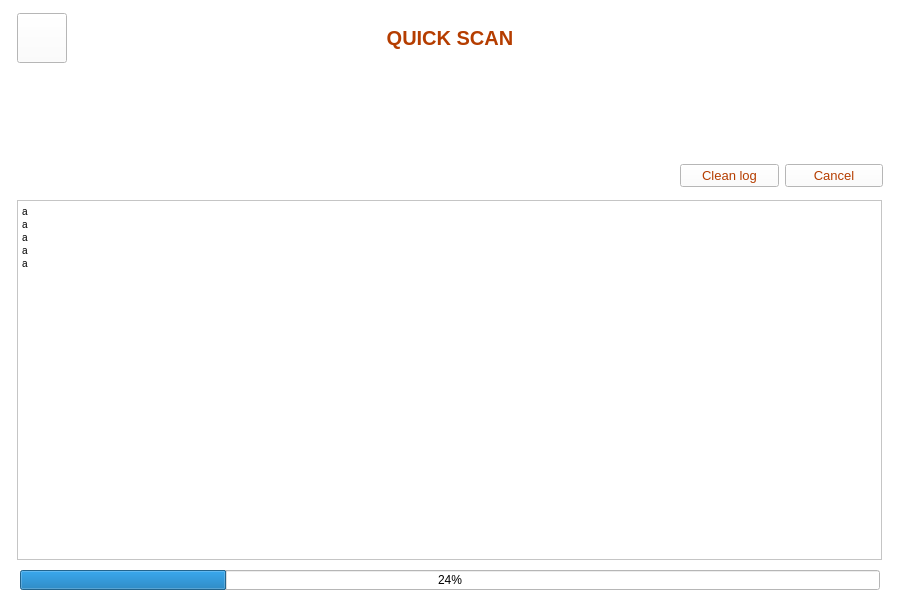
Above: TAV/views/quickscan.ui from devLeoStark/TAV before the change. Below: the same form after it.
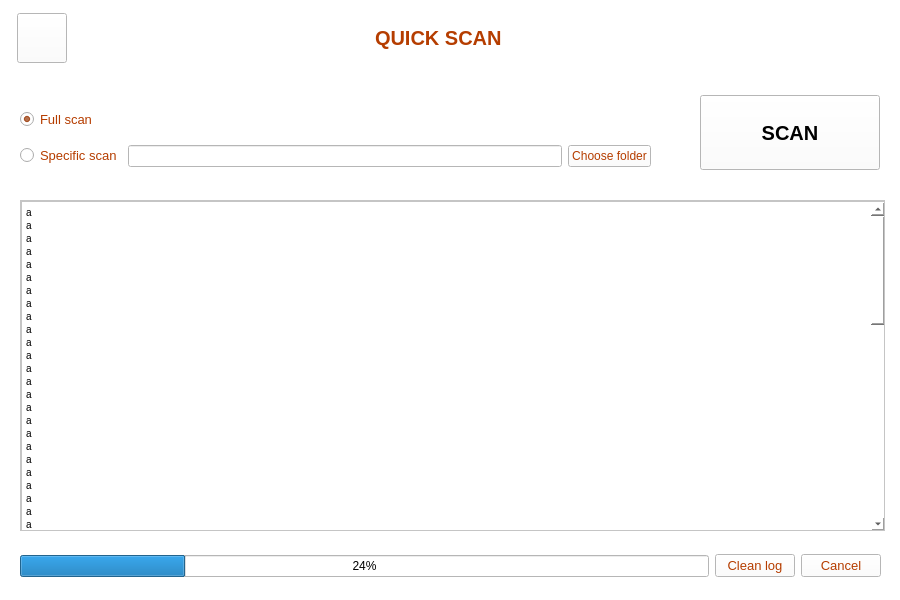
That is the form after the change. Icons and pictures are not drawn.

Commit message: quickscan display

Diff of the .ui file:
```diff
--- a/TAV/views/quickscan.ui
+++ b/TAV/views/quickscan.ui
@@ -10,6 +10,12 @@
     <height>600</height>
    </rect>
   </property>
+  <property name="sizePolicy">
+   <sizepolicy hsizetype="Preferred" vsizetype="Preferred">
+    <horstretch>0</horstretch>
+    <verstretch>0</verstretch>
+   </sizepolicy>
+  </property>
   <property name="minimumSize">
    <size>
     <width>900</width>
@@ -28,11 +34,17 @@
   <property name="styleSheet">
    <string notr="true">background-color: rgb(255, 255, 255);</string>
   </property>
+  <property name="iconSize">
+   <size>
+    <width>30</width>
+    <height>30</height>
+   </size>
+  </property>
   <widget class="QWidget" name="centralwidget">
    <widget class="QLabel" name="label">
     <property name="geometry">
      <rect>
-      <x>275</x>
+      <x>300</x>
       <y>0</y>
       <width>75</width>
       <height>75</height>
@@ -51,9 +63,9 @@
    <widget class="QLabel" name="label_2">
     <property name="geometry">
      <rect>
-      <x>350</x>
+      <x>375</x>
       <y>0</y>
-      <width>200</width>
+      <width>180</width>
       <height>75</height>
      </rect>
     </property>
@@ -64,6 +76,9 @@
       <bold>true</bold>
      </font>
     </property>
+    <property name="layoutDirection">
+     <enum>Qt::LeftToRight</enum>
+    </property>
     <property name="styleSheet">
      <string notr="true">color: rgb(181, 61, 0);</string>
     </property>
@@ -71,7 +86,7 @@
      <string>QUICK SCAN</string>
     </property>
     <property name="alignment">
-     <set>Qt::AlignCenter</set>
+     <set>Qt::AlignLeading|Qt::AlignLeft|Qt::AlignVCenter</set>
     </property>
    </widget>
    <widget class="QPushButton" name="pushButton">
@@ -100,51 +115,29 @@
      </size>
     </property>
    </widget>
-   <widget class="QTextBrowser" name="textBrowser">
-    <property name="geometry">
-     <rect>
-      <x>17</x>
-      <y>200</y>
-      <width>865</width>
-      <height>360</height>
-     </rect>
-    </property>
-    <property name="html">
-     <string>&lt;!DOCTYPE HTML PUBLIC &quot;-//W3C//DTD HTML 4.0//EN&quot; &quot;http://www.w3.org/TR/REC-html40/strict.dtd&quot;&gt;
-&lt;html&gt;&lt;head&gt;&lt;meta name=&quot;qrichtext&quot; content=&quot;1&quot; /&gt;&lt;style type=&quot;text/css&quot;&gt;
-p, li { white-space: pre-wrap; }
-&lt;/style&gt;&lt;/head&gt;&lt;body style=&quot; font-family:'MS Shell Dlg 2'; font-size:7.8pt; font-weight:400; font-style:normal;&quot;&gt;
-&lt;p style=&quot; margin-top:0px; margin-bottom:0px; margin-left:0px; margin-right:0px; -qt-block-indent:0; text-indent:0px;&quot;&gt;a&lt;/p&gt;
-&lt;p style=&quot; margin-top:0px; margin-bottom:0px; margin-left:0px; margin-right:0px; -qt-block-indent:0; text-indent:0px;&quot;&gt;a&lt;/p&gt;
-&lt;p style=&quot; margin-top:0px; margin-bottom:0px; margin-left:0px; margin-right:0px; -qt-block-indent:0; text-indent:0px;&quot;&gt;a&lt;/p&gt;
-&lt;p style=&quot; margin-top:0px; margin-bottom:0px; margin-left:0px; margin-right:0px; -qt-block-indent:0; text-indent:0px;&quot;&gt;a&lt;/p&gt;
-&lt;p style=&quot; margin-top:0px; margin-bottom:0px; margin-left:0px; margin-right:0px; -qt-block-indent:0; text-indent:0px;&quot;&gt;a&lt;/p&gt;
-&lt;p style=&quot;-qt-paragraph-type:empty; margin-top:0px; margin-bottom:0px; margin-left:0px; margin-right:0px; -qt-block-indent:0; text-indent:0px;&quot;&gt;&lt;br /&gt;&lt;/p&gt;&lt;/body&gt;&lt;/html&gt;</string>
-    </property>
-   </widget>
-   <widget class="QProgressBar" name="progressBar">
-    <property name="geometry">
-     <rect>
-      <x>20</x>
-      <y>570</y>
-      <width>860</width>
-      <height>20</height>
-     </rect>
-    </property>
-    <property name="value">
-     <number>24</number>
-    </property>
-   </widget>
    <widget class="QWidget" name="horizontalLayoutWidget">
     <property name="geometry">
      <rect>
-      <x>680</x>
-      <y>160</y>
-      <width>203</width>
+      <x>20</x>
+      <y>550</y>
+      <width>861</width>
       <height>32</height>
      </rect>
     </property>
     <layout class="QHBoxLayout" name="horizontalLayout">
+     <item>
+      <widget class="QProgressBar" name="progressBar">
+       <property name="sizePolicy">
+        <sizepolicy hsizetype="MinimumExpanding" vsizetype="Fixed">
+         <horstretch>0</horstretch>
+         <verstretch>0</verstretch>
+        </sizepolicy>
+       </property>
+       <property name="value">
+        <number>24</number>
+       </property>
+      </widget>
+     </item>
      <item>
       <widget class="QPushButton" name="pushButton_3">
        <property name="font">
@@ -185,6 +178,237 @@
      </item>
     </layout>
    </widget>
+   <widget class="QScrollArea" name="scrollArea">
+    <property name="geometry">
+     <rect>
+      <x>20</x>
+      <y>200</y>
+      <width>865</width>
+      <height>331</height>
+     </rect>
+    </property>
+    <property name="widgetResizable">
+     <bool>true</bool>
+    </property>
+    <widget class="QWidget" name="scrollAreaWidgetContents">
+     <property name="geometry">
+      <rect>
+       <x>0</x>
+       <y>0</y>
+       <width>863</width>
+       <height>329</height>
+      </rect>
+     </property>
+     <widget class="QTextBrowser" name="log_area">
+      <property name="geometry">
+       <rect>
+        <x>0</x>
+        <y>0</y>
+        <width>865</width>
+        <height>331</height>
+       </rect>
+      </property>
+      <property name="maximumSize">
+       <size>
+        <width>865</width>
+        <height>360</height>
+       </size>
+      </property>
+      <property name="html">
+       <string>&lt;!DOCTYPE HTML PUBLIC &quot;-//W3C//DTD HTML 4.0//EN&quot; &quot;http://www.w3.org/TR/REC-html40/strict.dtd&quot;&gt;
+&lt;html&gt;&lt;head&gt;&lt;meta name=&quot;qrichtext&quot; content=&quot;1&quot; /&gt;&lt;style type=&quot;text/css&quot;&gt;
+p, li { white-space: pre-wrap; }
+&lt;/style&gt;&lt;/head&gt;&lt;body style=&quot; font-family:'MS Shell Dlg 2'; font-size:7.8pt; font-weight:400; font-style:normal;&quot;&gt;
+&lt;p style=&quot; margin-top:0px; margin-bottom:0px; margin-left:0px; margin-right:0px; -qt-block-indent:0; text-indent:0px;&quot;&gt;a&lt;/p&gt;
+&lt;p style=&quot; margin-top:0px; margin-bottom:0px; margin-left:0px; margin-right:0px; -qt-block-indent:0; text-indent:0px;&quot;&gt;a&lt;/p&gt;
+&lt;p style=&quot; margin-top:0px; margin-bottom:0px; margin-left:0px; margin-right:0px; -qt-block-indent:0; text-indent:0px;&quot;&gt;a&lt;/p&gt;
+&lt;p style=&quot; margin-top:0px; margin-bottom:0px; margin-left:0px; margin-right:0px; -qt-block-indent:0; text-indent:0px;&quot;&gt;a&lt;/p&gt;
+&lt;p style=&quot; margin-top:0px; margin-bottom:0px; margin-left:0px; margin-right:0px; -qt-block-indent:0; text-indent:0px;&quot;&gt;a&lt;/p&gt;
+&lt;p style=&quot; margin-top:0px; margin-bottom:0px; margin-left:0px; margin-right:0px; -qt-block-indent:0; text-indent:0px;&quot;&gt;a&lt;/p&gt;
+&lt;p style=&quot; margin-top:0px; margin-bottom:0px; margin-left:0px; margin-right:0px; -qt-block-indent:0; text-indent:0px;&quot;&gt;a&lt;/p&gt;
+&lt;p style=&quot; margin-top:0px; margin-bottom:0px; margin-left:0px; margin-right:0px; -qt-block-indent:0; text-indent:0px;&quot;&gt;a&lt;/p&gt;
+&lt;p style=&quot; margin-top:0px; margin-bottom:0px; margin-left:0px; margin-right:0px; -qt-block-indent:0; text-indent:0px;&quot;&gt;a&lt;/p&gt;
+&lt;p style=&quot; margin-top:0px; margin-bottom:0px; margin-left:0px; margin-right:0px; -qt-block-indent:0; text-indent:0px;&quot;&gt;a&lt;/p&gt;
+&lt;p style=&quot; margin-top:0px; margin-bottom:0px; margin-left:0px; margin-right:0px; -qt-block-indent:0; text-indent:0px;&quot;&gt;a&lt;/p&gt;
+&lt;p style=&quot; margin-top:0px; margin-bottom:0px; margin-left:0px; margin-right:0px; -qt-block-indent:0; text-indent:0px;&quot;&gt;a&lt;/p&gt;
+&lt;p style=&quot; margin-top:0px; margin-bottom:0px; margin-left:0px; margin-right:0px; -qt-block-indent:0; text-indent:0px;&quot;&gt;a&lt;/p&gt;
+&lt;p style=&quot; margin-top:0px; margin-bottom:0px; margin-left:0px; margin-right:0px; -qt-block-indent:0; text-indent:0px;&quot;&gt;a&lt;/p&gt;
+&lt;p style=&quot; margin-top:0px; margin-bottom:0px; margin-left:0px; margin-right:0px; -qt-block-indent:0; text-indent:0px;&quot;&gt;a&lt;/p&gt;
+&lt;p style=&quot; margin-top:0px; margin-bottom:0px; margin-left:0px; margin-right:0px; -qt-block-indent:0; text-indent:0px;&quot;&gt;a&lt;/p&gt;
+&lt;p style=&quot; margin-top:0px; margin-bottom:0px; margin-left:0px; margin-right:0px; -qt-block-indent:0; text-indent:0px;&quot;&gt;a&lt;/p&gt;
+&lt;p style=&quot; margin-top:0px; margin-bottom:0px; margin-left:0px; margin-right:0px; -qt-block-indent:0; text-indent:0px;&quot;&gt;a&lt;/p&gt;
+&lt;p style=&quot; margin-top:0px; margin-bottom:0px; margin-left:0px; margin-right:0px; -qt-block-indent:0; text-indent:0px;&quot;&gt;a&lt;/p&gt;
+&lt;p style=&quot; margin-top:0px; margin-bottom:0px; margin-left:0px; margin-right:0px; -qt-block-indent:0; text-indent:0px;&quot;&gt;a&lt;/p&gt;
+&lt;p style=&quot; margin-top:0px; margin-bottom:0px; margin-left:0px; margin-right:0px; -qt-block-indent:0; text-indent:0px;&quot;&gt;a&lt;/p&gt;
+&lt;p style=&quot; margin-top:0px; margin-bottom:0px; margin-left:0px; margin-right:0px; -qt-block-indent:0; text-indent:0px;&quot;&gt;a&lt;/p&gt;
+&lt;p style=&quot; margin-top:0px; margin-bottom:0px; margin-left:0px; margin-right:0px; -qt-block-indent:0; text-indent:0px;&quot;&gt;a&lt;/p&gt;
+&lt;p style=&quot; margin-top:0px; margin-bottom:0px; margin-left:0px; margin-right:0px; -qt-block-indent:0; text-indent:0px;&quot;&gt;a&lt;/p&gt;
+&lt;p style=&quot; margin-top:0px; margin-bottom:0px; margin-left:0px; margin-right:0px; -qt-block-indent:0; text-indent:0px;&quot;&gt;a&lt;/p&gt;
+&lt;p style=&quot; margin-top:0px; margin-bottom:0px; margin-left:0px; margin-right:0px; -qt-block-indent:0; text-indent:0px;&quot;&gt;a&lt;/p&gt;
+&lt;p style=&quot; margin-top:0px; margin-bottom:0px; margin-left:0px; margin-right:0px; -qt-block-indent:0; text-indent:0px;&quot;&gt;a&lt;/p&gt;
+&lt;p style=&quot; margin-top:0px; margin-bottom:0px; margin-left:0px; margin-right:0px; -qt-block-indent:0; text-indent:0px;&quot;&gt;a&lt;/p&gt;
+&lt;p style=&quot; margin-top:0px; margin-bottom:0px; margin-left:0px; margin-right:0px; -qt-block-indent:0; text-indent:0px;&quot;&gt;a&lt;/p&gt;
+&lt;p style=&quot; margin-top:0px; margin-bottom:0px; margin-left:0px; margin-right:0px; -qt-block-indent:0; text-indent:0px;&quot;&gt;a&lt;/p&gt;
+&lt;p style=&quot; margin-top:0px; margin-bottom:0px; margin-left:0px; margin-right:0px; -qt-block-indent:0; text-indent:0px;&quot;&gt;a&lt;/p&gt;
+&lt;p style=&quot; margin-top:0px; margin-bottom:0px; margin-left:0px; margin-right:0px; -qt-block-indent:0; text-indent:0px;&quot;&gt;a&lt;/p&gt;
+&lt;p style=&quot; margin-top:0px; margin-bottom:0px; margin-left:0px; margin-right:0px; -qt-block-indent:0; text-indent:0px;&quot;&gt;a&lt;/p&gt;
+&lt;p style=&quot; margin-top:0px; margin-bottom:0px; margin-left:0px; margin-right:0px; -qt-block-indent:0; text-indent:0px;&quot;&gt;a&lt;/p&gt;
+&lt;p style=&quot; margin-top:0px; margin-bottom:0px; margin-left:0px; margin-right:0px; -qt-block-indent:0; text-indent:0px;&quot;&gt;a&lt;/p&gt;
+&lt;p style=&quot; margin-top:0px; margin-bottom:0px; margin-left:0px; margin-right:0px; -qt-block-indent:0; text-indent:0px;&quot;&gt;a&lt;/p&gt;
+&lt;p style=&quot; margin-top:0px; margin-bottom:0px; margin-left:0px; margin-right:0px; -qt-block-indent:0; text-indent:0px;&quot;&gt;a&lt;/p&gt;
+&lt;p style=&quot; margin-top:0px; margin-bottom:0px; margin-left:0px; margin-right:0px; -qt-block-indent:0; text-indent:0px;&quot;&gt;a&lt;/p&gt;
+&lt;p style=&quot; margin-top:0px; margin-bottom:0px; margin-left:0px; margin-right:0px; -qt-block-indent:0; text-indent:0px;&quot;&gt;a&lt;/p&gt;
+&lt;p style=&quot; margin-top:0px; margin-bottom:0px; margin-left:0px; margin-right:0px; -qt-block-indent:0; text-indent:0px;&quot;&gt;a&lt;/p&gt;
+&lt;p style=&quot; margin-top:0px; margin-bottom:0px; margin-left:0px; margin-right:0px; -qt-block-indent:0; text-indent:0px;&quot;&gt;a&lt;/p&gt;
+&lt;p style=&quot; margin-top:0px; margin-bottom:0px; margin-left:0px; margin-right:0px; -qt-block-indent:0; text-indent:0px;&quot;&gt;a&lt;/p&gt;
+&lt;p style=&quot; margin-top:0px; margin-bottom:0px; margin-left:0px; margin-right:0px; -qt-block-indent:0; text-indent:0px;&quot;&gt;a&lt;/p&gt;
+&lt;p style=&quot; margin-top:0px; margin-bottom:0px; margin-left:0px; margin-right:0px; -qt-block-indent:0; text-indent:0px;&quot;&gt;a&lt;/p&gt;
+&lt;p style=&quot; margin-top:0px; margin-bottom:0px; margin-left:0px; margin-right:0px; -qt-block-indent:0; text-indent:0px;&quot;&gt;a&lt;/p&gt;
+&lt;p style=&quot; margin-top:0px; margin-bottom:0px; margin-left:0px; margin-right:0px; -qt-block-indent:0; text-indent:0px;&quot;&gt;a&lt;/p&gt;
+&lt;p style=&quot; margin-top:0px; margin-bottom:0px; margin-left:0px; margin-right:0px; -qt-block-indent:0; text-indent:0px;&quot;&gt;a&lt;/p&gt;
+&lt;p style=&quot; margin-top:0px; margin-bottom:0px; margin-left:0px; margin-right:0px; -qt-block-indent:0; text-indent:0px;&quot;&gt;a&lt;/p&gt;
+&lt;p style=&quot; margin-top:0px; margin-bottom:0px; margin-left:0px; margin-right:0px; -qt-block-indent:0; text-indent:0px;&quot;&gt;a&lt;/p&gt;
+&lt;p style=&quot; margin-top:0px; margin-bottom:0px; margin-left:0px; margin-right:0px; -qt-block-indent:0; text-indent:0px;&quot;&gt;a&lt;/p&gt;
+&lt;p style=&quot; margin-top:0px; margin-bottom:0px; margin-left:0px; margin-right:0px; -qt-block-indent:0; text-indent:0px;&quot;&gt;a&lt;/p&gt;
+&lt;p style=&quot; margin-top:0px; margin-bottom:0px; margin-left:0px; margin-right:0px; -qt-block-indent:0; text-indent:0px;&quot;&gt;a&lt;/p&gt;
+&lt;p style=&quot; margin-top:0px; margin-bottom:0px; margin-left:0px; margin-right:0px; -qt-block-indent:0; text-indent:0px;&quot;&gt;a&lt;/p&gt;
+&lt;p style=&quot; margin-top:0px; margin-bottom:0px; margin-left:0px; margin-right:0px; -qt-block-indent:0; text-indent:0px;&quot;&gt;a&lt;/p&gt;
+&lt;p style=&quot; margin-top:0px; margin-bottom:0px; margin-left:0px; margin-right:0px; -qt-block-indent:0; text-indent:0px;&quot;&gt;a&lt;/p&gt;
+&lt;p style=&quot; margin-top:0px; margin-bottom:0px; margin-left:0px; margin-right:0px; -qt-block-indent:0; text-indent:0px;&quot;&gt;a&lt;/p&gt;
+&lt;p style=&quot; margin-top:0px; margin-bottom:0px; margin-left:0px; margin-right:0px; -qt-block-indent:0; text-indent:0px;&quot;&gt;a&lt;/p&gt;
+&lt;p style=&quot; margin-top:0px; margin-bottom:0px; margin-left:0px; margin-right:0px; -qt-block-indent:0; text-indent:0px;&quot;&gt;a&lt;/p&gt;
+&lt;p style=&quot; margin-top:0px; margin-bottom:0px; margin-left:0px; margin-right:0px; -qt-block-indent:0; text-indent:0px;&quot;&gt;a&lt;/p&gt;
+&lt;p style=&quot; margin-top:0px; margin-bottom:0px; margin-left:0px; margin-right:0px; -qt-block-indent:0; text-indent:0px;&quot;&gt;a&lt;/p&gt;
+&lt;p style=&quot; margin-top:0px; margin-bottom:0px; margin-left:0px; margin-right:0px; -qt-block-indent:0; text-indent:0px;&quot;&gt;a&lt;/p&gt;
+&lt;p style=&quot; margin-top:0px; margin-bottom:0px; margin-left:0px; margin-right:0px; -qt-block-indent:0; text-indent:0px;&quot;&gt;a&lt;/p&gt;
+&lt;p style=&quot; margin-top:0px; margin-bottom:0px; margin-left:0px; margin-right:0px; -qt-block-indent:0; text-indent:0px;&quot;&gt;a&lt;/p&gt;
+&lt;p style=&quot; margin-top:0px; margin-bottom:0px; margin-left:0px; margin-right:0px; -qt-block-indent:0; text-indent:0px;&quot;&gt;a&lt;/p&gt;
+&lt;p style=&quot; margin-top:0px; margin-bottom:0px; margin-left:0px; margin-right:0px; -qt-block-indent:0; text-indent:0px;&quot;&gt;a&lt;/p&gt;
+&lt;p style=&quot; margin-top:0px; margin-bottom:0px; margin-left:0px; margin-right:0px; -qt-block-indent:0; text-indent:0px;&quot;&gt;a&lt;/p&gt;
+&lt;p style=&quot; margin-top:0px; margin-bottom:0px; margin-left:0px; margin-right:0px; -qt-block-indent:0; text-indent:0px;&quot;&gt;a&lt;/p&gt;
+&lt;p style=&quot; margin-top:0px; margin-bottom:0px; margin-left:0px; margin-right:0px; -qt-block-indent:0; text-indent:0px;&quot;&gt;a&lt;/p&gt;
+&lt;p style=&quot;-qt-paragraph-type:empty; margin-top:0px; margin-bottom:0px; margin-left:0px; margin-right:0px; -qt-block-indent:0; text-indent:0px;&quot;&gt;&lt;br /&gt;&lt;/p&gt;&lt;/body&gt;&lt;/html&gt;</string>
+      </property>
+     </widget>
+    </widget>
+   </widget>
+   <widget class="QWidget" name="verticalLayoutWidget">
+    <property name="geometry">
+     <rect>
+      <x>20</x>
+      <y>100</y>
+      <width>631</width>
+      <height>78</height>
+     </rect>
+    </property>
+    <layout class="QVBoxLayout" name="verticalLayout">
+     <item>
+      <widget class="QRadioButton" name="optionFullScan">
+       <property name="sizePolicy">
+        <sizepolicy hsizetype="Fixed" vsizetype="Fixed">
+         <horstretch>0</horstretch>
+         <verstretch>0</verstretch>
+        </sizepolicy>
+       </property>
+       <property name="font">
+        <font>
+         <pointsize>10</pointsize>
+        </font>
+       </property>
+       <property name="styleSheet">
+        <string notr="true">color: rgb(181, 61, 0);</string>
+       </property>
+       <property name="text">
+        <string>Full scan</string>
+       </property>
+       <property name="checked">
+        <bool>true</bool>
+       </property>
+      </widget>
+     </item>
+     <item>
+      <layout class="QHBoxLayout" name="horizontalLayout_2">
+       <item>
+        <widget class="QRadioButton" name="optionSpecificScan">
+         <property name="font">
+          <font>
+           <pointsize>10</pointsize>
+          </font>
+         </property>
+         <property name="styleSheet">
+          <string notr="true">color: rgb(181, 61, 0);</string>
+         </property>
+         <property name="text">
+          <string>Specific scan</string>
+         </property>
+        </widget>
+       </item>
+       <item>
+        <widget class="QLineEdit" name="folderPath">
+         <property name="enabled">
+          <bool>true</bool>
+         </property>
+        </widget>
+       </item>
+       <item>
+        <widget class="QPushButton" name="btnChooseFolder">
+         <property name="enabled">
+          <bool>true</bool>
+         </property>
+         <property name="styleSheet">
+          <string notr="true">color: rgb(181, 61, 0);</string>
+         </property>
+         <property name="text">
+          <string>Choose folder</string>
+         </property>
+        </widget>
+       </item>
+      </layout>
+     </item>
+    </layout>
+   </widget>
+   <widget class="QPushButton" name="btnScan">
+    <property name="geometry">
+     <rect>
+      <x>700</x>
+      <y>95</y>
+      <width>180</width>
+      <height>75</height>
+     </rect>
+    </property>
+    <property name="sizePolicy">
+     <sizepolicy hsizetype="Maximum" vsizetype="Expanding">
+      <horstretch>0</horstretch>
+      <verstretch>0</verstretch>
+     </sizepolicy>
+    </property>
+    <property name="font">
+     <font>
+      <pointsize>15</pointsize>
+      <weight>75</weight>
+      <bold>true</bold>
+     </font>
+    </property>
+    <property name="cursor">
+     <cursorShape>PointingHandCursor</cursorShape>
+    </property>
+    <property name="styleSheet">
+     <string notr="true"/>
+    </property>
+    <property name="text">
+     <string>SCAN</string>
+    </property>
+    <property name="icon">
+     <iconset>
+      <normaloff>icons/scan.png</normaloff>icons/scan.png</iconset>
+    </property>
+    <property name="iconSize">
+     <size>
+      <width>40</width>
+      <height>40</height>
+     </size>
+    </property>
+   </widget>
   </widget>
   <widget class="QMenuBar" name="menubar">
    <property name="geometry">
```
Left out of the diff: 6 changed lines with no effect on the pictures. The commit also changes 19 other files.
